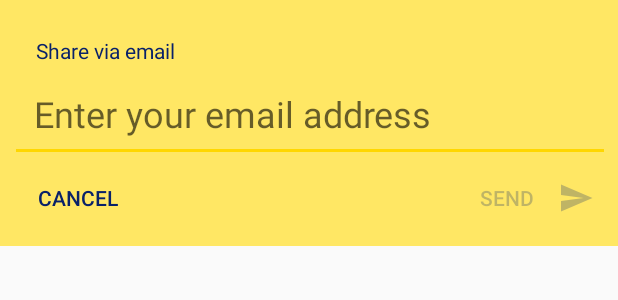
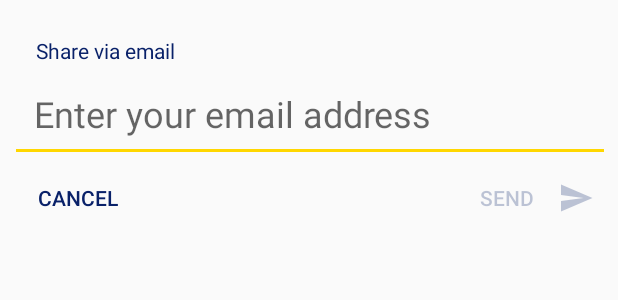
Before and after one commit to dangor/photobooth, an Android app: the layout email_dialog.xml on its own in the app's theme, with its tools: preview values and no code run, on a phone screen of 412 x 824 dp. Shown: the top 300 px of the screen. Run offline under Robolectric (Android 15) with nearby library versions, the phone set to English and light mode, and no system bars.

Commit message:
Change color of email dialog

```diff
--- a/app/src/main/res/drawable/dialog_background.xml
+++ b/app/src/main/res/drawable/dialog_background.xml
@@ -1,5 +1,6 @@
 <?xml version="1.0" encoding="utf-8"?>
 <shape xmlns:android="http://schemas.android.com/apk/res/android" android:shape="rectangle">
     <corners android:radius="8dp"/>
-    <solid android:color="@color/gold_accent"/>
+    <solid android:color="@color/white_87"/>
+    <stroke android:color="@color/gold_accent" android:width="2dp"/>
 </shape>
--- a/app/src/main/res/layout/email_dialog.xml
+++ b/app/src/main/res/layout/email_dialog.xml
@@ -5,8 +5,7 @@
     xmlns:tools="http://schemas.android.com/tools"
     android:layout_width="wrap_content"
     android:layout_height="wrap_content"
-    android:padding="8dp"
-    tools:background="@color/gold_accent">
+    android:padding="8dp">
 
     <TextView
         android:id="@+id/title"
--- a/app/src/main/res/values/colors.xml
+++ b/app/src/main/res/values/colors.xml
@@ -12,5 +12,6 @@
     <color name="blue_dark">#092169</color>
     <color name="blue_dark_26">#42092169</color>
     <color name="white">#fff</color>
+    <color name="white_87">#deffffff</color>
     <color name="white_56">#8effffff</color>
 </resources>
```
